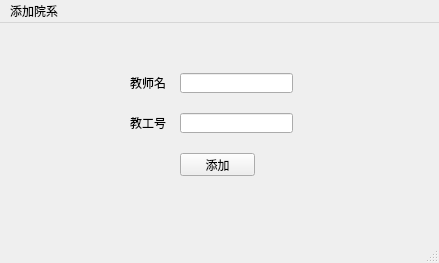
zirui-HIT/HIT_Lab, file Database_System/Lab1/ui/add_teacher.ui: the form before one commit.
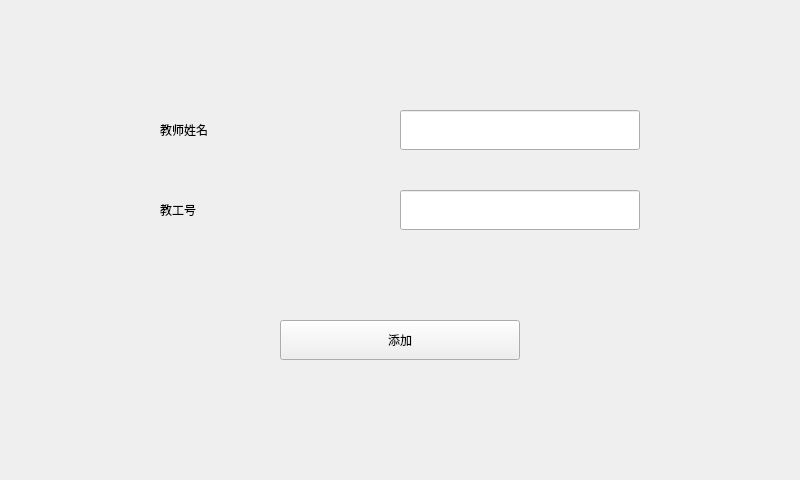
The form after the commit.

The edit to the form file:
```diff
--- a/Database_System/Lab1/ui/add_teacher.ui
+++ b/Database_System/Lab1/ui/add_teacher.ui
@@ -1,39 +1,38 @@
 <?xml version="1.0" encoding="UTF-8"?>
 <ui version="4.0">
- <class>AddTeacherWindow</class>
- <widget class="QMainWindow" name="AddTeacherWindow">
+ <class>AddTeacherWidget</class>
+ <widget class="QWidget" name="AddTeacherWidget">
   <property name="geometry">
    <rect>
     <x>0</x>
     <y>0</y>
-    <width>439</width>
-    <height>263</height>
+    <width>800</width>
+    <height>480</height>
    </rect>
   </property>
   <property name="windowTitle">
    <string>MainWindow</string>
   </property>
-  <widget class="QWidget" name="centralwidget">
    <widget class="QLabel" name="teacher_name_label">
     <property name="geometry">
      <rect>
-      <x>130</x>
-      <y>50</y>
-      <width>54</width>
-      <height>20</height>
+     <x>160</x>
+     <y>110</y>
+     <width>240</width>
+     <height>40</height>
      </rect>
     </property>
     <property name="text">
-     <string>教师名</string>
+    <string>教师姓名</string>
     </property>
    </widget>
    <widget class="QLabel" name="teacher_id_label">
     <property name="geometry">
      <rect>
-      <x>130</x>
-      <y>90</y>
-      <width>54</width>
-      <height>20</height>
+     <x>160</x>
+     <y>190</y>
+     <width>240</width>
+     <height>40</height>
      </rect>
     </property>
     <property name="text">
@@ -43,54 +42,36 @@
    <widget class="QLineEdit" name="teacher_name_edit">
     <property name="geometry">
      <rect>
-      <x>180</x>
-      <y>50</y>
-      <width>113</width>
-      <height>20</height>
+     <x>400</x>
+     <y>110</y>
+     <width>240</width>
+     <height>40</height>
      </rect>
     </property>
    </widget>
    <widget class="QLineEdit" name="teacher_id_edit">
     <property name="geometry">
      <rect>
-      <x>180</x>
-      <y>90</y>
-      <width>113</width>
-      <height>20</height>
+     <x>400</x>
+     <y>190</y>
+     <width>240</width>
+     <height>40</height>
      </rect>
     </property>
    </widget>
    <widget class="QPushButton" name="accept_button">
     <property name="geometry">
      <rect>
-      <x>180</x>
-      <y>130</y>
-      <width>75</width>
-      <height>23</height>
+     <x>280</x>
+     <y>320</y>
+     <width>240</width>
+     <height>40</height>
      </rect>
     </property>
     <property name="text">
      <string>添加</string>
     </property>
    </widget>
-  </widget>
-  <widget class="QMenuBar" name="menubar">
-   <property name="geometry">
-    <rect>
-     <x>0</x>
-     <y>0</y>
-     <width>439</width>
-     <height>22</height>
-    </rect>
-   </property>
-   <widget class="QMenu" name="menu">
-    <property name="title">
-     <string>添加院系</string>
-    </property>
-   </widget>
-   <addaction name="menu"/>
-  </widget>
-  <widget class="QStatusBar" name="statusbar"/>
  </widget>
  <resources/>
  <connections/>
```
Left out of the diff: 2 changed lines with no effect on the pictures. Lines whose indentation alone changed are shown as unchanged.
